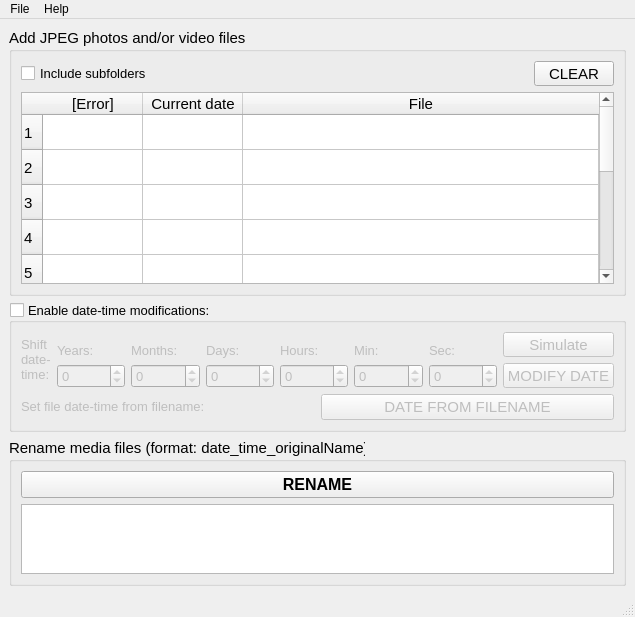
uemk/FotoSort, file my_gui/main_window.ui: the form before one commit.
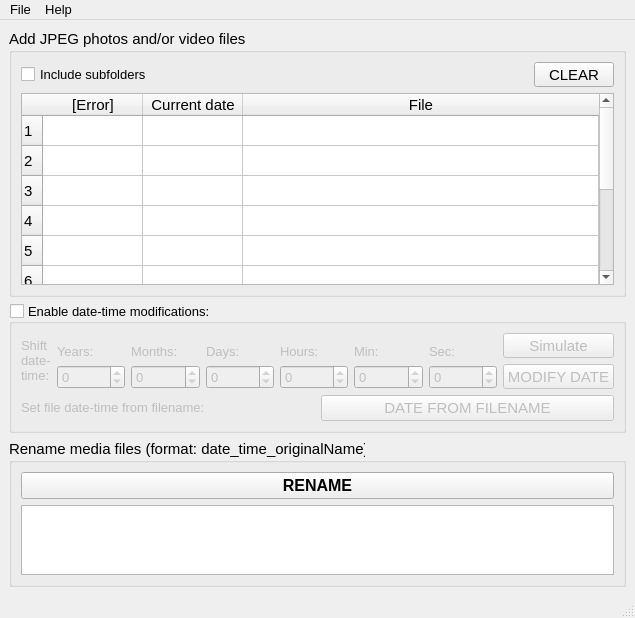
The form after the commit. Icons and pictures are not drawn.

The edit to the form file:
```diff
--- a/my_gui/main_window.ui
+++ b/my_gui/main_window.ui
@@ -7,12 +7,12 @@
     <x>0</x>
     <y>0</y>
     <width>635</width>
-    <height>617</height>
+    <height>608</height>
    </rect>
   </property>
   <property name="font">
    <font>
-    <pointsize>9</pointsize>
+    <pointsize>10</pointsize>
    </font>
   </property>
   <property name="acceptDrops">
@@ -119,7 +119,10 @@
           <bool>true</bool>
          </attribute>
          <attribute name="verticalHeaderDefaultSectionSize">
-          <number>35</number>
+          <number>30</number>
+         </attribute>
+         <attribute name="verticalHeaderStretchLastSection">
+          <bool>true</bool>
          </attribute>
          <row>
           <property name="text">
@@ -597,7 +600,7 @@
        <item>
         <widget class="QTextBrowser" name="text_logs">
          <property name="sizePolicy">
-          <sizepolicy hsizetype="Expanding" vsizetype="Expanding">
+          <sizepolicy hsizetype="Expanding" vsizetype="Preferred">
            <horstretch>0</horstretch>
            <verstretch>0</verstretch>
           </sizepolicy>
@@ -618,7 +621,7 @@
      <x>0</x>
      <y>0</y>
      <width>635</width>
-     <height>20</height>
+     <height>23</height>
     </rect>
    </property>
    <widget class="QMenu" name="menuFile">
```
Left out of the diff: 3 changed lines with no effect on the pictures.
